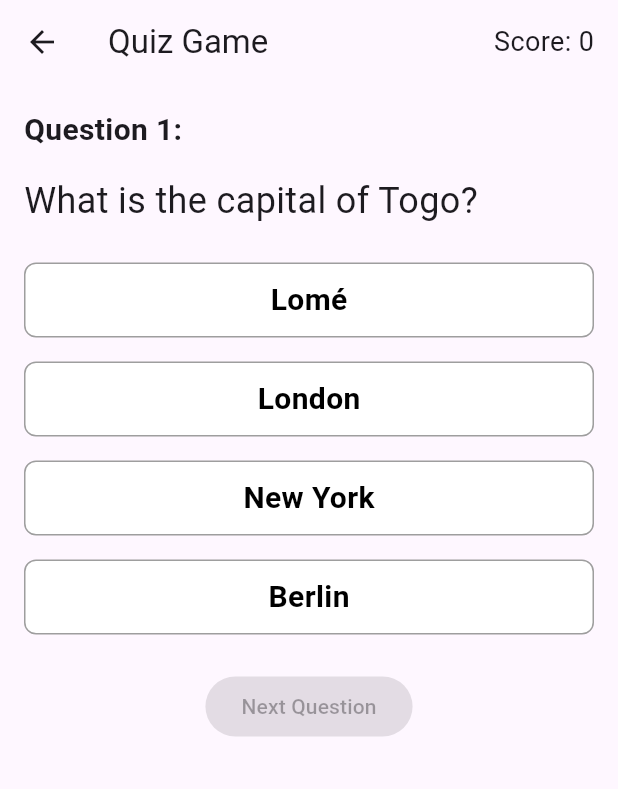
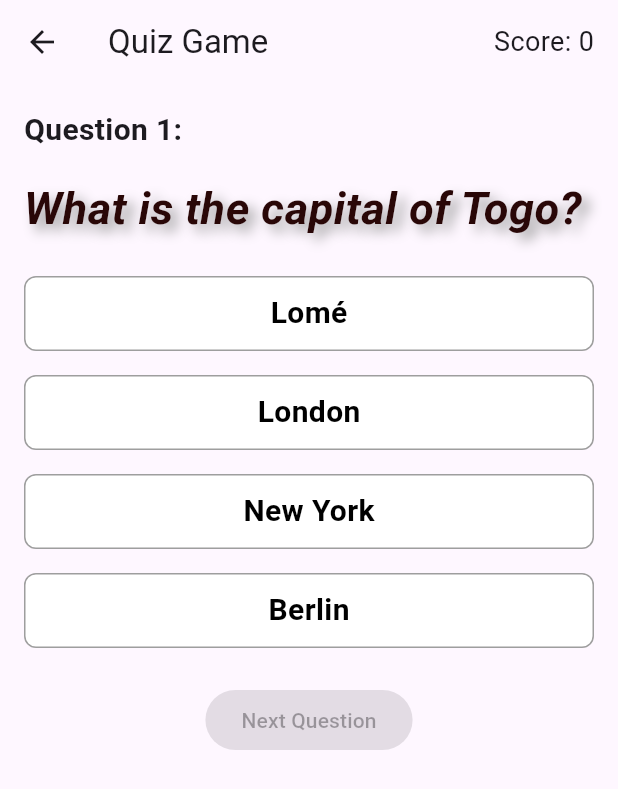
Before and after one commit to Hikuluno/Projet_ProgM, a Flutter app: the QuizPage screen opened by its route, on a phone screen of 412 x 824 dp. Shown: the top 789 px of the screen. Run offline on Flutter 3.47's test engine with Material 2 defaults, Android fonts, the phone set to English and light mode, and no system bars; missing offline and left inert: filesystem_picker, flutter_p2p_connection; Roboto replaces fonts that are missing (Montserrat).

Commit message:
add const everywhere

```diff
--- a/lib/screens/quiz_question.dart
+++ b/lib/screens/quiz_question.dart
@@ -3,7 +3,10 @@ import 'dart:convert';
 import 'package:flutter/services.dart' show rootBundle;
 
 class QuizPage extends StatefulWidget {
+  const QuizPage({super.key});
+
   @override
+  // ignore: library_private_types_in_public_api
   _QuizPageState createState() => _QuizPageState();
 }
 
@@ -64,7 +67,7 @@ class _QuizPageState extends State<QuizPage> {
     if (_quizData.isEmpty) {
       return Scaffold(
         appBar: AppBar(
-          title: Text('Quiz Game'),
+          title: const Text('Quiz Game'),
           actions: [
             Padding(
               padding: const EdgeInsets.only(right: 16.0),
@@ -77,14 +80,14 @@ class _QuizPageState extends State<QuizPage> {
             ),
           ],
         ),
-        body: Center(
+        body: const Center(
           child: CircularProgressIndicator(),
         ),
       );
     } else if (_currentQuestionIndex > _quizData.length - 1) {
       return Scaffold(
         appBar: AppBar(
-          title: Text('Quiz Game'),
+          title: const Text('Quiz Game'),
           actions: [
             Padding(
               padding: const EdgeInsets.only(right: 16.0),
@@ -99,8 +102,8 @@ class _QuizPageState extends State<QuizPage> {
         ),
         body: Center(
             child: Text(
-          _score == 2 ? "You are a genius!" : "You are a noob!",
-          style: TextStyle(
+          _score >= 2 ? "You are a genius!" : "You are a noob!",
+          style: const TextStyle(
             fontSize: 24.0,
           ),
         )),
@@ -111,7 +114,7 @@ class _QuizPageState extends State<QuizPage> {
       final options = currentQuestion['options'] as List<dynamic>;
       return Scaffold(
         appBar: AppBar(
-          title: Text('Quiz Game'),
+          title: const Text('Quiz Game'),
           actions: [
             Padding(
               padding: const EdgeInsets.only(right: 16.0),
@@ -127,31 +130,43 @@ class _QuizPageState extends State<QuizPage> {
         body: Column(
           crossAxisAlignment: CrossAxisAlignment.start,
           children: [
-            SizedBox(height: 16.0),
+            const SizedBox(height: 16.0),
             Padding(
-              padding: EdgeInsets.symmetric(horizontal: 16.0),
+              padding: const EdgeInsets.symmetric(horizontal: 16.0),
               child: Text(
                 'Question ${_currentQuestionIndex + 1}:',
-                style: TextStyle(
+                style: const TextStyle(
                   fontSize: 20.0,
                   fontWeight: FontWeight.bold,
                 ),
               ),
             ),
-            SizedBox(height: 16.0),
+            const SizedBox(height: 16.0),
             Padding(
-              padding: EdgeInsets.symmetric(horizontal: 16.0),
+              padding: const EdgeInsets.symmetric(horizontal: 16.0),
               child: Text(
                 questionText,
-                style: TextStyle(
-                  fontSize: 24.0,
+                textAlign: TextAlign.center,
+                style: const TextStyle(
+                  fontFamily: 'Montserrat',
+                  fontSize: 30.0,
+                  color: Color.fromARGB(255, 41, 7, 7),
+                  fontWeight: FontWeight.bold,
+                  fontStyle: FontStyle.italic,
+                  shadows: [
+                    Shadow(
+                      blurRadius: 10.0,
+                      color: Colors.grey,
+                      offset: Offset(5.0, 5.0),
+                    ),
+                  ],
                 ),
               ),
             ),
-            SizedBox(height: 16.0),
+            const SizedBox(height: 16.0),
             ListView.builder(
               shrinkWrap: true,
-              physics: NeverScrollableScrollPhysics(),
+              physics: const NeverScrollableScrollPhysics(),
               itemCount: options.length,
               itemBuilder: (BuildContext context, int index) {
                 return Padding(
@@ -197,11 +212,11 @@ class _QuizPageState extends State<QuizPage> {
                 );
               },
             ),
-            SizedBox(height: 16.0),
+            const SizedBox(height: 16.0),
             Center(
               child: ElevatedButton(
                 onPressed: _selectedOptionIndex == null ? null : _nextQuestion,
-                child: Text('Next Question'),
+                child: const Text('Next Question'),
               ),
             ),
           ],
```
